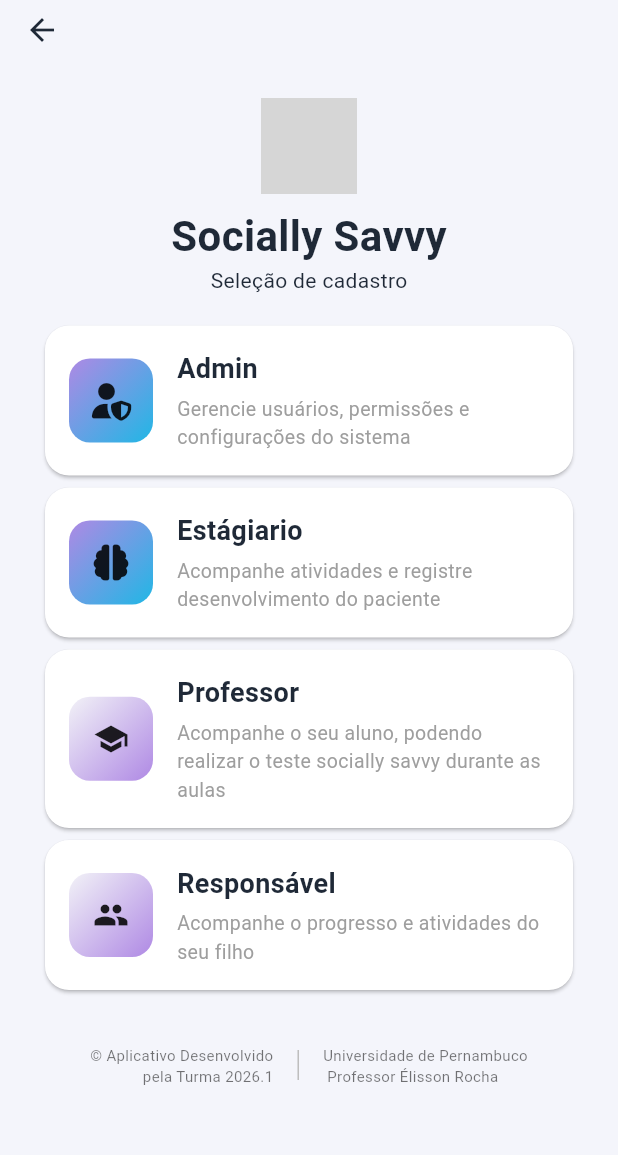
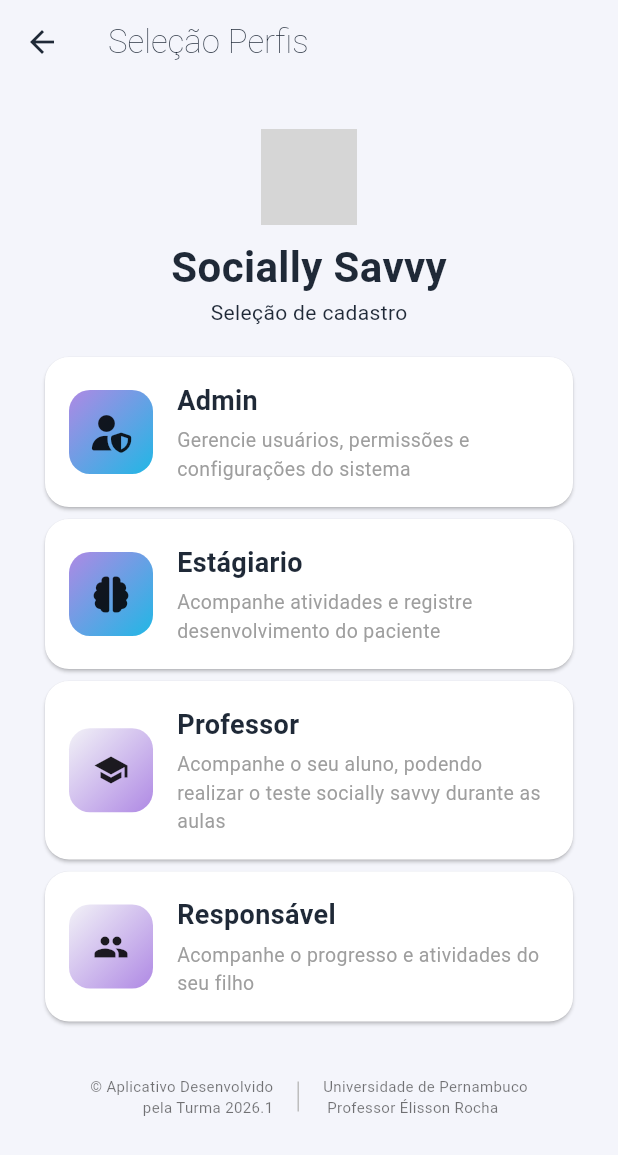
Before and after one commit to Kaickpl/Sistema_espectrum_savvy_front, a Flutter app: the TelaCadastro screen opened directly, on a phone screen of 412 x 824 dp. Shown: the top 1155 px of the screen. Run offline on Flutter 3.47's test engine with Material 3 defaults, Android fonts, the phone set to English and light mode, and no system bars; our stand-ins replace font_awesome_flutter; grey boxes are pictures that could not be loaded.

Commit message:
criação do appBar padrão

```diff
--- a/lib/View/Pages/pagina_cadastro.dart
+++ b/lib/View/Pages/pagina_cadastro.dart
@@ -1,4 +1,5 @@
 import 'package:espectrum_front/View/Pages/trocar_senha.dart';
+import 'package:espectrum_front/View/Widgets/app_bar_padrao.dart';
 import 'package:espectrum_front/View/Widgets/categoria_cadastro.dart';
 import 'package:espectrum_front/View/Widgets/roda_pe.dart';
 import 'package:flutter/material.dart';
@@ -12,10 +13,7 @@ class TelaCadastro extends StatelessWidget {
   @override
   Widget build(BuildContext context) {
     return Scaffold(
-      appBar:AppBar(
-        toolbarHeight: 35,
-        actions: [],
-      ),
+      appBar: AppBarPadrao(nome: "Seleção Perfis",),
       body: SafeArea(
         bottom: false,
         child: SingleChildScrollView(
--- /dev/null
+++ b/lib/View/Widgets/app_bar_padrao.dart
@@ -0,0 +1,31 @@
+import 'package:flutter/material.dart';
+
+class AppBarPadrao extends StatefulWidget implements PreferredSizeWidget {
+  final String nome;
+  final List<Widget>? actions;
+
+  const AppBarPadrao({super.key, required this.nome, this.actions});
+
+
+  @override
+  State<AppBarPadrao> createState() => _AppBarPadraoState();
+
+  @override
+  Size get preferredSize => const Size.fromHeight(kToolbarHeight);
+
+}
+
+class _AppBarPadraoState extends State<AppBarPadrao> {
+  @override
+  Widget build(BuildContext context) {
+    return AppBar(
+      title: Text(widget.nome,style:TextStyle(fontWeight: FontWeight(16),),
+      ),
+      actions: [
+      ],
+
+
+
+    );
+  }
+}
--- a/lib/View/Widgets/roda_pe.dart
+++ b/lib/View/Widgets/roda_pe.dart
@@ -9,12 +9,15 @@ class RodaPe extends StatelessWidget {
       padding: EdgeInsets.all(16),
       child: Row(
         mainAxisAlignment: MainAxisAlignment.center,
+        mainAxisSize: MainAxisSize.min,
         children: [
-          Text(
+          Flexible(
+          child: Text(
             '© Aplicativo Desenvolvido \n pela Turma 2026.1',
             style: TextStyle(fontSize: 10, color: Theme.of(context).colorScheme.onPrimary),
             textAlign: TextAlign.right,
           ),
+    ),
           Container(
             margin: EdgeInsets.symmetric(horizontal: 16),
             height: 20,
@@ -22,10 +25,14 @@ class RodaPe extends StatelessWidget {
             color: Colors.grey[400],
             alignment: Alignment.center,
           ),
-          Text(
+          Flexible(
+
+
+          child: Text(
             'Universidade de Pernambuco \n Professor Élisson Rocha',
             style: TextStyle(fontSize: 10,color: Theme.of(context).colorScheme.onPrimary),
             textAlign: TextAlign.left,
+          ),
           ),
         ],
       ),
```
Also changed, not shown: lib/View/Widgets/conteiner_termo_de_uso_privacidade.dart (added).
